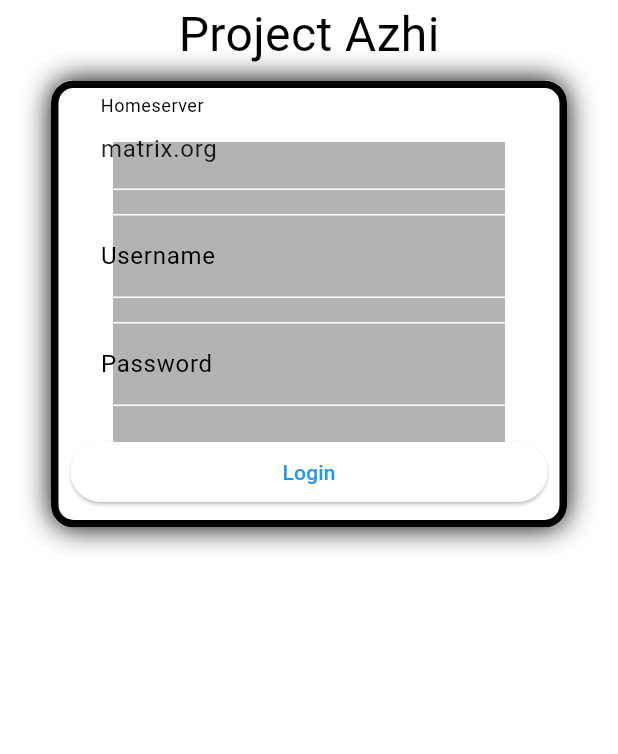
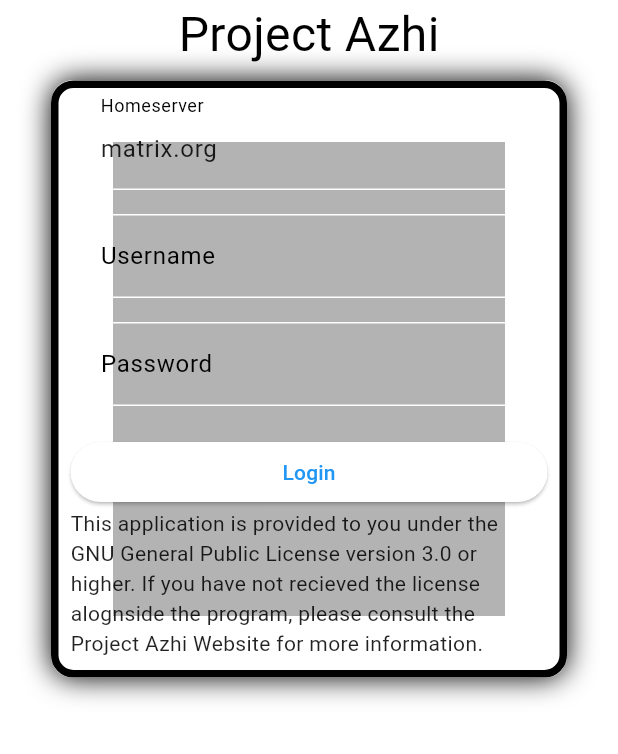
Before and after one commit to SurenaSKQ/moonrelay, a Flutter app: the screen it shows after launch, on a phone screen of 412 x 824 dp, the part 482-1236 px from its top. Run offline on Flutter 3.47's test engine with Material 3 defaults, Android fonts, the phone set to English and light mode, and no system bars; our stand-ins replace flutter_spinkit, flutter_svg, logger; missing offline and left inert: matrix; generated files the repository leaves out were written again.

Commit message:
Added license notice.

```diff
--- a/lib/src/localization/app_en.arb
+++ b/lib/src/localization/app_en.arb
@@ -6,5 +6,6 @@
   "passwordText": "Password",
   "homeserverText": "Homeserver",
   "thirdPartyLicense": "Licenses",
-  "privacyPolicy": "Privacy and Your Data"
+  "privacyPolicy": "Privacy and Your Data",
+  "appLicenseNotice": "This application is provided to you under the GNU General Public License version 3.0 or higher. If you have not recieved the license alognside the program, please consult the Project Azhi Website for more information."
 }
--- a/lib/src/screens/loginPage.dart
+++ b/lib/src/screens/loginPage.dart
@@ -61,6 +61,7 @@
     } catch (e) {
       log.e("Login error with",
           error: e, time: DateTime.now(), stackTrace: StackTrace.current);
+      // FIXME: Better error and localization
       ScaffoldMessenger.of(context).showSnackBar(
         SnackBar(
           content: Text(e.toString()),
@@ -196,6 +197,10 @@
                           ),
                         ),
                       ),
+                      Container(
+                        child: Text(
+                            AppLocalizations.of(context)!.appLicenseNotice),
+                      ),
                     ],
                   ),
                 ),
```
